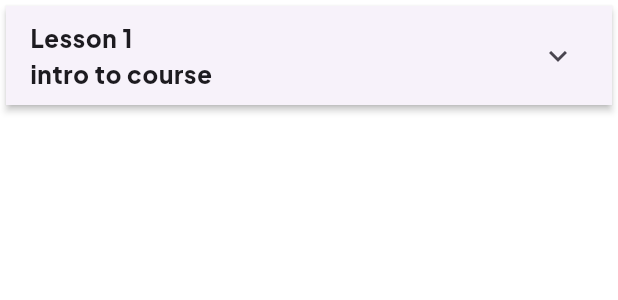
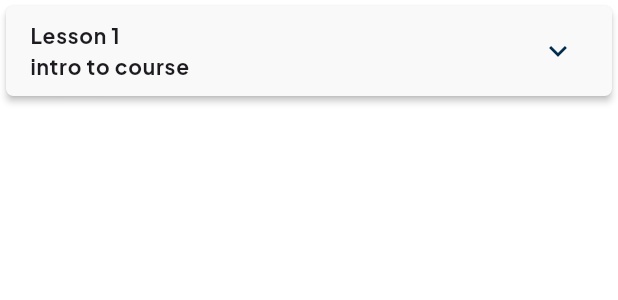
Before and after one commit to Ahmedmo1910/E-Learning---Virtual-Labs, a Flutter app: the LessonTile widget shown alone on an empty page, opened directly, on a phone screen of 412 x 824 dp. Shown: the top 300 px of the screen. Run offline on Flutter 3.47's test engine with Material 3 defaults, Android fonts, the phone set to English and light mode, and no system bars; our stand-ins replace bloc, chewie, dots_indicator, flutter_rating_bar, flutter_svg, get_it and 3 more; accounts and stored records are empty; network calls fail.

Commit message:
fix some issues with font size

```diff
--- a/lib/core/utils/app_colors.dart
+++ b/lib/core/utils/app_colors.dart
@@ -3,5 +3,6 @@ import 'package:flutter/material.dart';
 abstract class AppColors {
   static const Color primaryColor = Color(0xFF022D4F);
   static const Color darkPrimaryColor = Color(0xFF091B29);
-  static const Color handleColor =Color(0xFF58AF95);
+  static const Color handleColor = Color(0xFF58AF95);
+  static const Color greyColor = Color(0xFF858383);
 }
--- a/lib/core/utils/app_text_styles.dart
+++ b/lib/core/utils/app_text_styles.dart
@@ -70,6 +70,11 @@ abstract class AppTextStyles {
     fontWeight: FontWeight.w600,
     fontFamily: fontFamily,
   );
+  static const TextStyle medium16 = TextStyle(
+    fontSize: 16,
+    fontWeight: FontWeight.w600,
+    fontFamily: fontFamily,
+  );
   static const TextStyle medium14 = TextStyle(
     fontSize: 14,
     fontWeight: FontWeight.w600,
--- a/lib/features/courses/presentation/views/widgets/lesson_tile.dart
+++ b/lib/features/courses/presentation/views/widgets/lesson_tile.dart
@@ -1,6 +1,6 @@
+import 'package:e_learning/core/utils/app_colors.dart';
 import 'package:e_learning/core/utils/app_text_styles.dart';
 import 'package:flutter/material.dart';
-
 
 class LessonTile extends StatelessWidget {
   final String lessonNumber;
@@ -18,27 +18,33 @@ class LessonTile extends StatelessWidget {
   Widget build(BuildContext context) {
     return Card(
       elevation: 2,
+      color: Color(0xFFF9F9F9),
       shape: RoundedRectangleBorder(
-        borderRadius: BorderRadiusGeometry.circular(0),
+        borderRadius: BorderRadiusGeometry.circular(5),
       ),
       child: ExpansionTile(
-        title: Text("$lessonNumber\n$title", style: AppTextStyles.bold16),
+        iconColor: AppColors.primaryColor,
+        collapsedIconColor: AppColors.primaryColor,
+        title: Text("$lessonNumber\n$title", style: AppTextStyles.semiBold14),
         children: subLessons != null
             ? subLessons!
                   .map(
                     (item) => ListTile(
+                      dense: true,
                       leading: IconButton(
                         icon: Icon(Icons.play_circle_outline),
                         onPressed: () {},
                       ),
-                      title: Text(item),
+                      title: Text(item, style: AppTextStyles.medium14),
                     ),
                   )
                   .toList()
             : [
                 Text(
                   'This course will be available soon',
-                  style: AppTextStyles.medium18,
+                  style: AppTextStyles.regular14.copyWith(
+                    color: AppColors.greyColor,
+                  ),
                 ),
               ],
       ),
--- a/lib/features/courses/presentation/views/widgets/tabs/lesson_tab.dart
+++ b/lib/features/courses/presentation/views/widgets/tabs/lesson_tab.dart
@@ -12,7 +12,7 @@ class LessonsTab extends StatelessWidget {
         LessonTile(lessonNumber: "Lesson 1", title: "intro to course"),
         LessonTile(
           lessonNumber: "Lesson 2",
-          title: "dart",
+          title: "Dart",
           subLessons: [
             "dart variables and data types",
             "conditions and control flow",
```
Also changed, not shown: lib/features/courses/presentation/views/widgets/course_display_screen_body.dart (+7 -4 lines), lib/features/courses/presentation/views/widgets/review_card.dart (+16 -4 lines), lib/features/courses/presentation/views/widgets/star_custom_widget.dart (+5 -3 lines), lib/features/courses/presentation/views/widgets/tabs/overview_tab.dart (+32 -30 lines).
